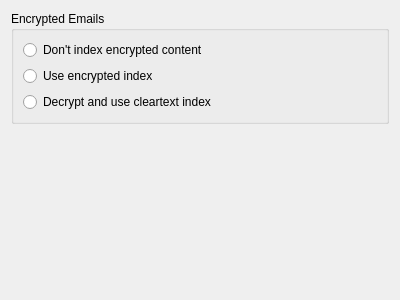
chusopr/kdepim-ktimetracker-akonadi, file nepomuk_email_feeder/configdialog.ui: the form before one commit.
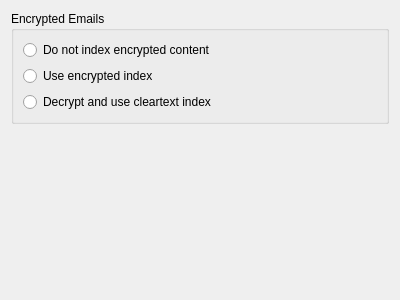
The form after the commit. Custom widgets are drawn as their Qt base class.

Commit message: Proof-reading: don't -> do not (house style).

```diff
--- a/nepomuk_email_feeder/configdialog.ui
+++ b/nepomuk_email_feeder/configdialog.ui
@@ -23,7 +23,7 @@
       <item>
        <widget class="QRadioButton" name="noIndexing">
         <property name="text">
-         <string>Don't index encrypted content</string>
+         <string>Do not index encrypted content</string>
         </property>
        </widget>
       </item>
```
